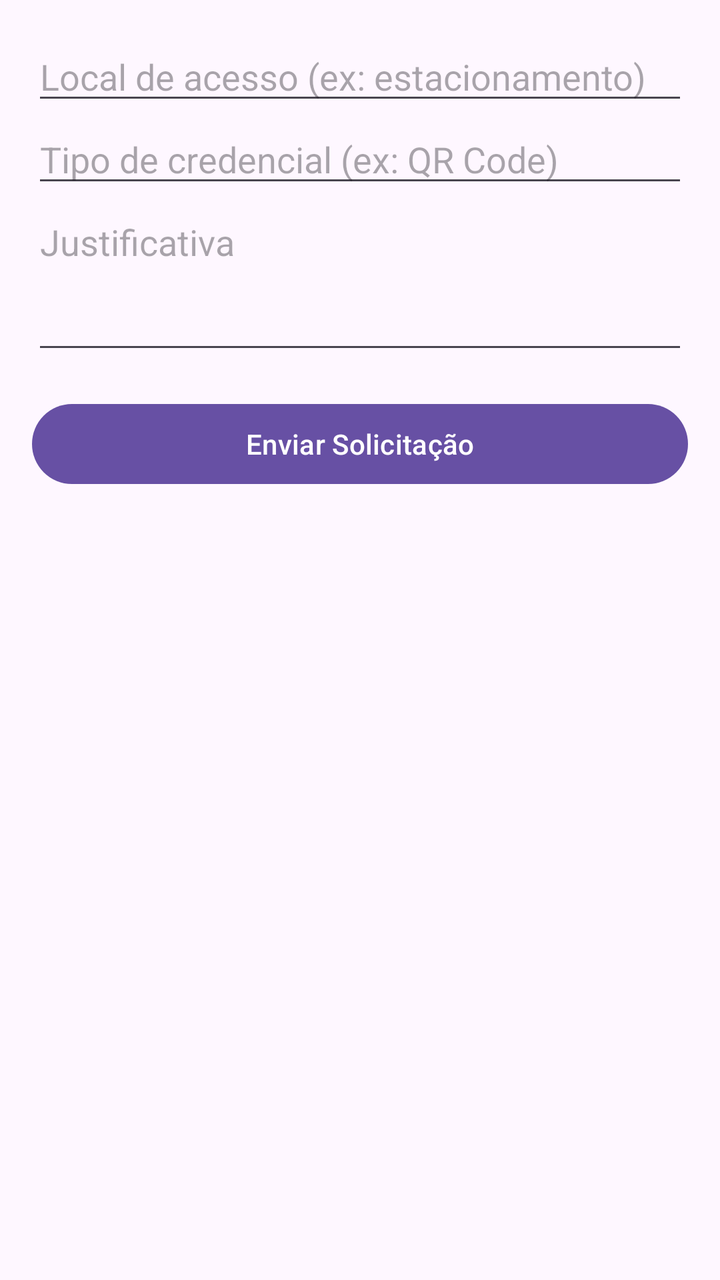
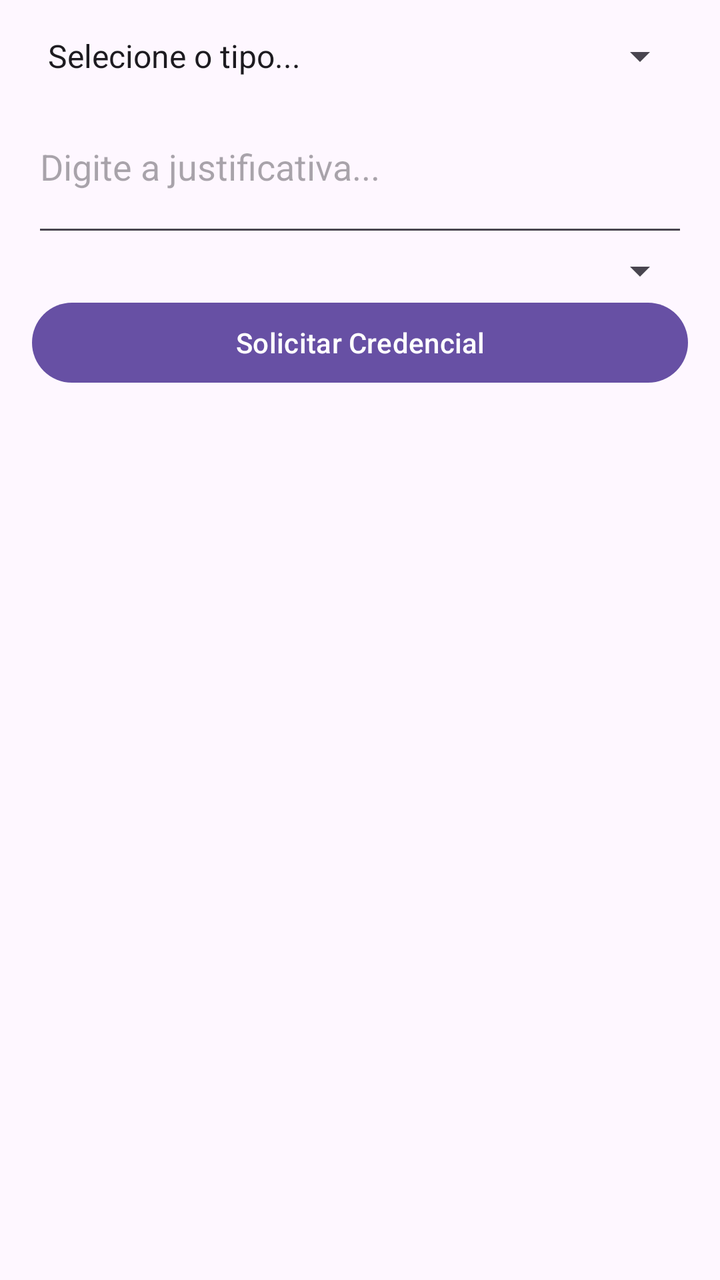

Compare the two renders of this Android layout. The source of the first and the diff that turns it into the second are given below.
<!-- AndroidManifest.xml: application theme Theme.SistemaUniversalAcesso -->
<!-- res/layout/fragment_solicitar_credencial.xml -->
<ScrollView xmlns:android="http://schemas.android.com/apk/res/android"
    android:layout_width="match_parent"
    android:layout_height="match_parent"
    android:padding="16dp">

    <LinearLayout
        android:orientation="vertical"
        android:layout_width="match_parent"
        android:layout_height="wrap_content">

        <EditText
            android:id="@+id/etLocalAcesso"
            android:hint="Local de acesso (ex: estacionamento)"
            android:layout_width="match_parent"
            android:layout_height="wrap_content"/>

        <EditText
            android:id="@+id/etTipo"
            android:hint="Tipo de credencial (ex: QR Code)"
            android:layout_width="match_parent"
            android:layout_height="wrap_content"/>

        <EditText
            android:id="@+id/etJustificativa"
            android:hint="Justificativa"
            android:layout_width="match_parent"
            android:layout_height="wrap_content"
            android:minLines="3"
            android:gravity="top"/>

        <Button
            android:id="@+id/btnEnviar"
            android:text="Enviar Solicitação"
            android:layout_width="match_parent"
            android:layout_height="wrap_content"
            android:layout_marginTop="16dp"/>
    </LinearLayout>
</ScrollView>
<!-- resources referenced by this layout -->
<resources>
  <style name="Theme.SistemaUniversalAcesso" parent="Base.Theme.SistemaUniversalAcesso" />
  <style name="Base.Theme.SistemaUniversalAcesso" parent="Theme.Material3.DayNight.NoActionBar">
          
          
      </style>
</resources>

<!-- the commit's change to res/layout/fragment_solicitar_credencial.xml (unified diff, before → after) -->
@@ -1,38 +1,32 @@
-<ScrollView xmlns:android="http://schemas.android.com/apk/res/android"
+<LinearLayout
+    xmlns:android="http://schemas.android.com/apk/res/android"
+    android:orientation="vertical"
+    android:padding="16dp"
     android:layout_width="match_parent"
-    android:layout_height="match_parent"
-    android:padding="16dp">
+    android:layout_height="match_parent">
 
-    <LinearLayout
-        android:orientation="vertical"
+    <Spinner
+        android:id="@+id/spTipo"
         android:layout_width="match_parent"
-        android:layout_height="wrap_content">
+        android:entries="@array/tipos_de_credencial"
+        android:layout_height="wrap_content" />
 
-        <EditText
-            android:id="@+id/etLocalAcesso"
-            android:hint="Local de acesso (ex: estacionamento)"
-            android:layout_width="match_parent"
-            android:layout_height="wrap_content"/>
+    <EditText
+        android:id="@+id/etJustificativa"
+        android:hint="Digite a justificativa..."
+        android:layout_width="match_parent"
+        android:layout_height="wrap_content"
+        android:minLines="3"
+        android:inputType="textMultiLine"/>
 
-        <EditText
-            android:id="@+id/etTipo"
-            android:hint="Tipo de credencial (ex: QR Code)"
-            android:layout_width="match_parent"
-            android:layout_height="wrap_content"/>
+    <Spinner
+        android:id="@+id/spLocal"
+        android:layout_width="match_parent"
+        android:layout_height="wrap_content"/>
 
-        <EditText
-            android:id="@+id/etJustificativa"
-            android:hint="Justificativa"
-            android:layout_width="match_parent"
-            android:layout_height="wrap_content"
-            android:minLines="3"
-            android:gravity="top"/>
-
-        <Button
-            android:id="@+id/btnEnviar"
-            android:text="Enviar Solicitação"
-            android:layout_width="match_parent"
-            android:layout_height="wrap_content"
-            android:layout_marginTop="16dp"/>
-    </LinearLayout>
-</ScrollView>
+    <Button
+        android:id="@+id/btnEnviar"
+        android:text="Solicitar Credencial"
+        android:layout_width="match_parent"
+        android:layout_height="wrap_content"/>
+</LinearLayout>
<!-- resource entries referenced after the edit -->
@@ -1,5 +1,10 @@
 <!-- resources referenced by this layout -->
 <resources>
+  <string-array name="tipos_de_credencial">
+              <item>Selecione o tipo...</item>
+              <item>QR Code</item>
+              <item>NFC</item>
+          </string-array>
   <style name="Theme.SistemaUniversalAcesso" parent="Base.Theme.SistemaUniversalAcesso" />
   <style name="Base.Theme.SistemaUniversalAcesso" parent="Theme.Material3.DayNight.NoActionBar">
           
